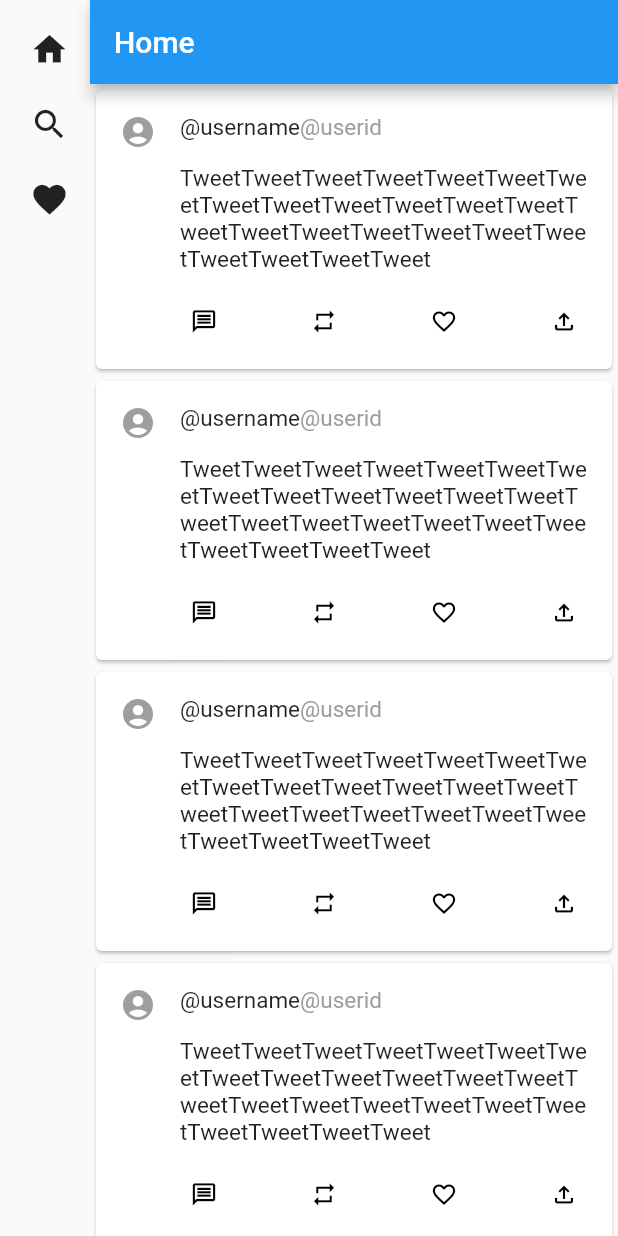
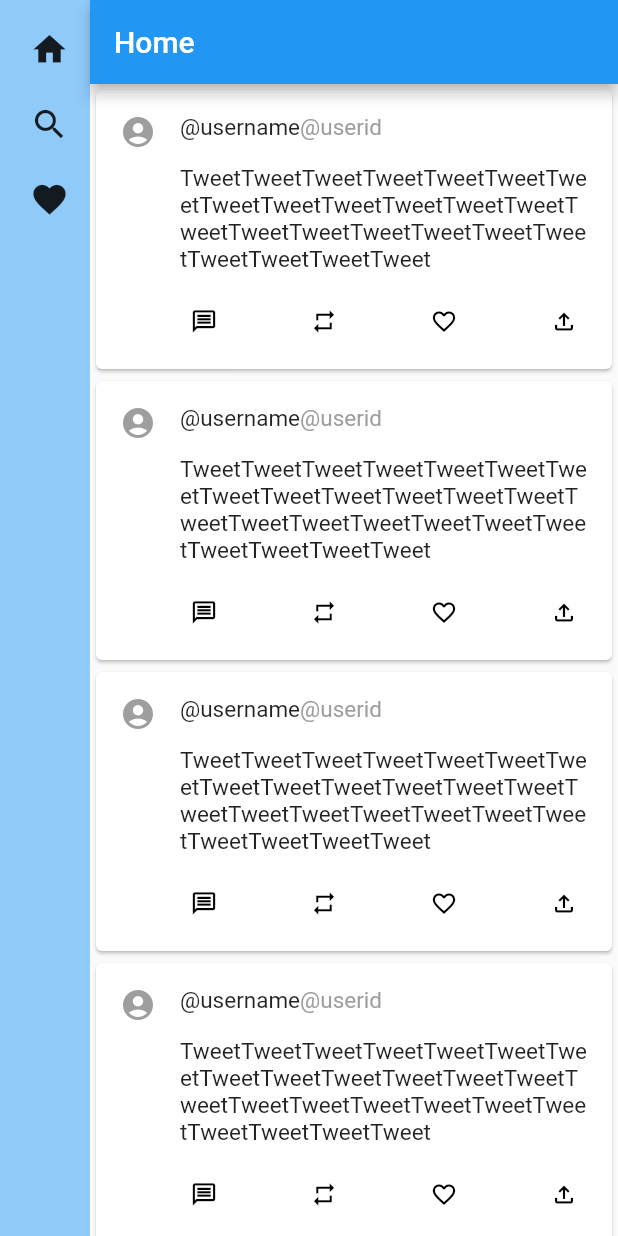
Before and after one commit to shima004/flutter_twitterUI_copy, a Flutter app: the screen it shows after launch, on a phone screen of 412 x 824 dp. Run offline on Flutter 3.47's test engine with Material 2 defaults, Android fonts, the light colour scheme and no system bars; Roboto replaces fonts that are missing (Segoe UI).

Commit message:
[add] だいたい完成

```diff
--- a/lib/pages/left/icon_text.dart
+++ b/lib/pages/left/icon_text.dart
@@ -10,6 +10,7 @@
     return Padding(
       padding: const EdgeInsets.all(8.0),
       child: Row(
+        mainAxisAlignment: MainAxisAlignment.start,
         children: <Widget>[
           Icon(
             icon,
--- a/lib/pages/left/layout.dart
+++ b/lib/pages/left/layout.dart
@@ -5,7 +5,7 @@
   final Widget iconwithText;
   const Layout({required this.iconOnly, required this.iconwithText});
 
-  static final iconOnlyLimit = 300.0;
+  static final iconOnlyLimit = 250.0;
 
   static isIconLimit(BuildContext context) =>
       MediaQuery.of(context).size.width <= iconOnlyLimit;
--- a/lib/pages/left/left_page.dart
+++ b/lib/pages/left/left_page.dart
@@ -8,9 +8,17 @@
 
   @override
   Widget build(BuildContext context) {
-    return const Layout(
-      iconOnly: SidebarIcon(),
-      iconwithText: SidebarText(),
+    return Layout(
+      iconOnly: Container(
+        child: const SidebarIcon(),
+        color: Theme.of(context).backgroundColor,
+      ),
+      iconwithText: Container(
+        child: const SidebarText(),
+        width: 250,
+        padding: const EdgeInsets.all(12),
+        color: Theme.of(context).backgroundColor,
+      ),
     );
   }
 }
--- a/lib/pages/right/trend.dart
+++ b/lib/pages/right/trend.dart
@@ -19,7 +19,7 @@
                 bottomLeft: Radius.zero,
               ),
             ),
-            width: 256.0,
+            width: 350.0,
             padding: const EdgeInsets.all(8.0),
             child: Text(
               'Trends',
@@ -28,7 +28,7 @@
           ),
           Container(
             color: Theme.of(context).backgroundColor,
-            width: 256.0,
+            width: 350.0,
             child: Text(
               'TrendTrendTrendTrendTrendTrendTrendTrendTrendTrend',
               style: Theme.of(context).textTheme.headline2,
@@ -37,7 +37,7 @@
           ),
           Container(
             color: Theme.of(context).backgroundColor,
-            width: 256.0,
+            width: 350.0,
             child: Text(
               'TrendTrendTrendTrendTrendTrendTrendTrendTrendTrend',
               style: Theme.of(context).textTheme.headline2,
@@ -46,7 +46,7 @@
           ),
           Container(
             color: Theme.of(context).backgroundColor,
-            width: 256.0,
+            width: 350.0,
             child: Text(
               'TrendTrendTrendTrendTrendTrendTrendTrendTrendTrend',
               style: Theme.of(context).textTheme.headline2,
@@ -64,7 +64,7 @@
                 bottomLeft: Radius.circular(10),
               ),
             ),
-            width: 256.0,
+            width: 350.0,
             padding: const EdgeInsets.all(8.0),
             child: Text(
               'Trends',
--- a/lib/widget_tree.dart
+++ b/lib/widget_tree.dart
@@ -15,7 +15,9 @@
             SizedBox(child: LeftPage(), width: 60),
             Expanded(child: CenterPage()),
             SizedBox(
-                child: Container(),
+                child: Container(
+                  color: Theme.of(context).backgroundColor,
+                ),
                 width: Layout.Width(context) - 660 > 0.0
                     ? Layout.Width(context) - 660
                     : 0.0),
@@ -25,7 +27,10 @@
           children: [
             Expanded(child: LeftPage()),
             SizedBox(child: CenterPage(), width: 600),
-            Expanded(child: Container()),
+            Expanded(
+                child: Container(
+              color: Theme.of(context).backgroundColor,
+            )),
           ],
         ),
         medium: Row(
@@ -42,10 +47,16 @@
           ],
         ),
         large: Row(
-          children: const [
-            Expanded(child: LeftPage()),
+          children: [
+            Expanded(
+              child: Container(color: Theme.of(context).backgroundColor),
+            ),
+            LeftPage(),
             SizedBox(child: CenterPage(), width: 600),
-            Expanded(child: RightPage()),
+            RightPage(),
+            Expanded(
+              child: Container(color: Theme.of(context).backgroundColor),
+            ),
           ],
         ),
       ),
```
Also changed, not shown: pubspec.lock.
